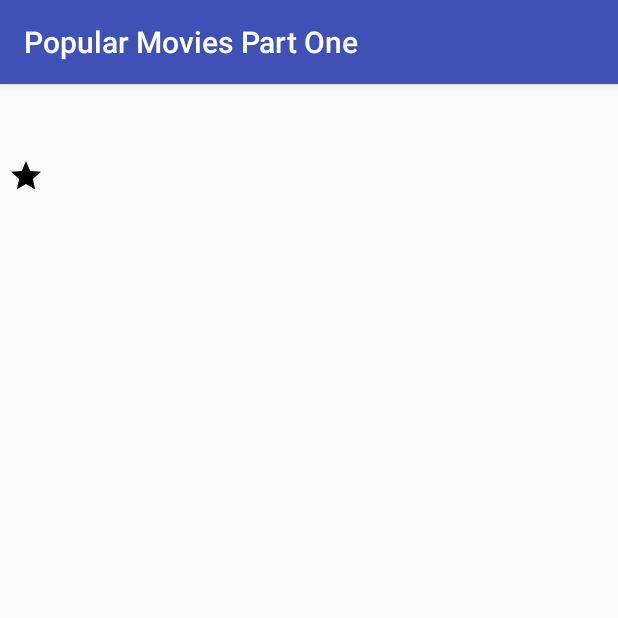
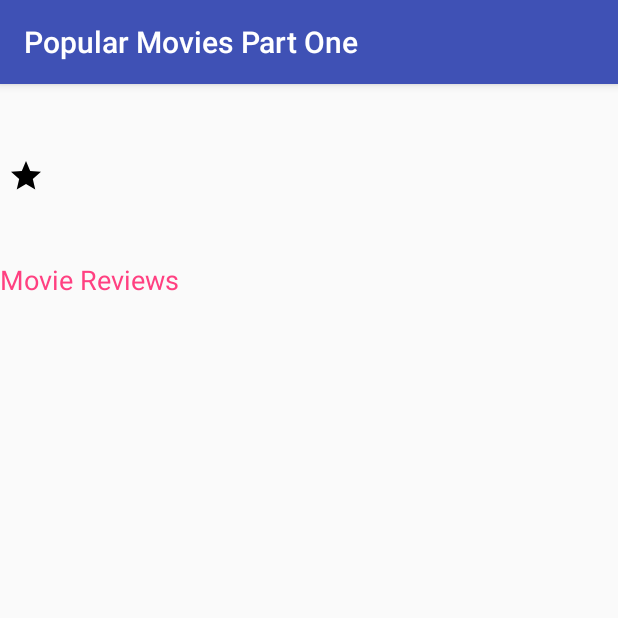
Before and after one commit to gdgkctest/popularMovies, an Android app: the MovieDetails screen opened directly, with no data from a screen before it, on a phone screen of 412 x 824 dp, the top half of it. Run offline under Robolectric (Android 15) with nearby library versions, the phone set to English and light mode, and no system bars; our stand-ins replace Picasso; pictures from the network do not load; 1 statement that could not run was skipped.

Commit message:
Missing File Added

```diff
--- a/app/src/main/java/com/chuck/android/popularmovies/rest/MovieInterface.java
+++ b/app/src/main/java/com/chuck/android/popularmovies/rest/MovieInterface.java
@@ -3,6 +3,8 @@ package com.chuck.android.popularmovies.rest;
 
 import com.chuck.android.popularmovies.models.Movie;
 import com.chuck.android.popularmovies.models.MovieList;
+import com.chuck.android.popularmovies.models.MovieReview;
+import com.chuck.android.popularmovies.models.MovieReviewList;
 import com.chuck.android.popularmovies.models.MovieTrailerList;
 
 import retrofit2.Call;
@@ -24,4 +26,6 @@ public interface MovieInterface {
     Call<Movie> getMovieDetails(@Path("id") int id, @Query("api_key") String apiKey);
     @GET("{id}/videos")
     Call<MovieTrailerList> getMovieTrailers(@Path("id") int id, @Query("api_key") String apiKey);
+    @GET("{id}/reviews")
+    Call<MovieReviewList> getMovieReviews(@Path("id") int id, @Query("api_key") String apiKey);
 }
--- a/app/src/main/res/layout/activity_movie_details.xml
+++ b/app/src/main/res/layout/activity_movie_details.xml
@@ -54,5 +54,17 @@
             android:layout_width="wrap_content"
             android:layout_height="wrap_content"
             android:textSize="18sp"/>
+        <TextView
+            android:id="@+id/movieReviewLabel"
+            android:layout_width="wrap_content"
+            android:layout_height="wrap_content"
+            android:textSize="18sp"
+            android:text="Movie Reviews"
+            android:textColor="@color/colorAccent"/>
+        <TextView
+            android:id="@+id/movieReview"
+            android:layout_width="wrap_content"
+            android:layout_height="wrap_content"
+            android:textSize="18sp"/>
     </LinearLayout>
 </ScrollView>
```
Also changed, not shown: app/src/main/java/com/chuck/android/popularmovies/models/MovieReview.java (+48 -0 lines), app/src/main/java/com/chuck/android/popularmovies/models/MovieReviewList.java (+61 -0 lines), app/src/main/java/com/chuck/android/popularmovies/MainActivity.java (line endings or trailing spaces).
